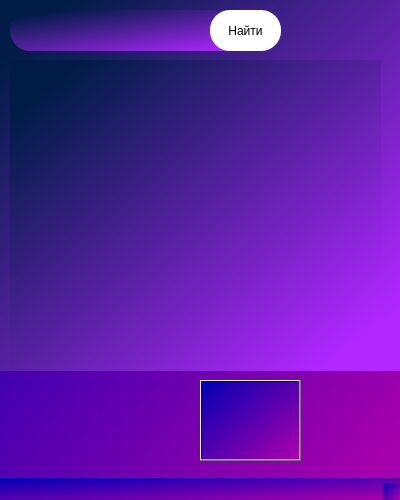
The window that maindesugn_black.ui (TimofeySar/project_1505) describes before a commit, drawn with Qt 5.
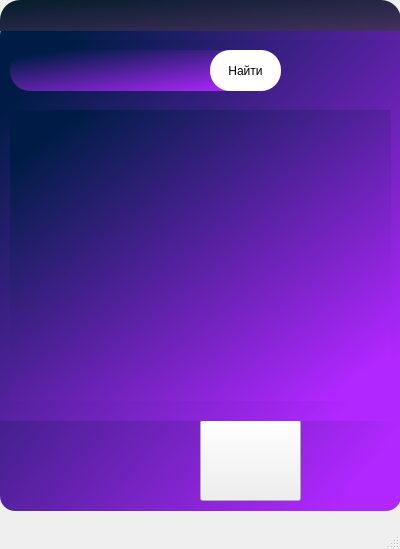
The same window after the commit. The open tabs and pages were chosen to show the change. Icons and pictures are not drawn.

```diff
--- a/maindesugn_black.ui
+++ b/maindesugn_black.ui
@@ -7,33 +7,59 @@
     <x>0</x>
     <y>0</y>
     <width>400</width>
-    <height>500</height>
+    <height>549</height>
    </rect>
   </property>
   <property name="minimumSize">
    <size>
     <width>400</width>
-    <height>10</height>
+    <height>549</height>
    </size>
   </property>
   <property name="maximumSize">
    <size>
     <width>400</width>
-    <height>500</height>
+    <height>550</height>
    </size>
   </property>
+  <property name="font">
+   <font>
+    <kerning>true</kerning>
+   </font>
+  </property>
   <property name="windowTitle">
    <string>MainWindow</string>
   </property>
+  <property name="statusTip">
+   <string/>
+  </property>
+  <property name="whatsThis">
+   <string/>
+  </property>
   <property name="styleSheet">
-   <string notr="true">background-color: qlineargradient(spread:pad, x1:0, y1:0, x2:0.971591, y2:0.949, stop:0 rgba(0, 0, 180, 255), stop:0.994318 rgba(164, 0, 171, 255));</string>
+   <string notr="true"/>
+  </property>
+  <property name="animated">
+   <bool>true</bool>
+  </property>
+  <property name="documentMode">
+   <bool>false</bool>
+  </property>
+  <property name="tabShape">
+   <enum>QTabWidget::Rounded</enum>
+  </property>
+  <property name="dockNestingEnabled">
+   <bool>false</bool>
   </property>
   <widget class="QWidget" name="centralwidget">
+   <property name="styleSheet">
+    <string notr="true"/>
+   </property>
    <widget class="QStackedWidget" name="stackedWidget">
     <property name="geometry">
      <rect>
       <x>0</x>
-      <y>-10</y>
+      <y>40</y>
       <width>401</width>
       <height>381</height>
      </rect>
@@ -42,27 +68,34 @@
      <bool>false</bool>
     </property>
     <property name="styleSheet">
-     <string notr="true">background-color:qlineargradient(spread:repeat, x1:0, y1:0, x2:1, y2:1, stop:0.0965909 rgba(0, 28, 70, 255), stop:0.914773 rgba(176, 39, 255, 255))</string>
+     <string notr="true">background-color:qlineargradient(spread:repeat, x1:0, y1:0, x2:1, y2:1, stop:0.0965909 rgba(0, 28, 70, 255), stop:0.914773 rgba(176, 39, 255, 255));
+</string>
     </property>
     <property name="lineWidth">
      <number>0</number>
     </property>
     <property name="currentIndex">
-     <number>4</number>
+     <number>3</number>
     </property>
     <widget class="QWidget" name="home">
      <property name="styleSheet">
       <string notr="true">background-color:qlineargradient(spread:repeat, x1:0, y1:0, x2:1, y2:1, stop:0.0965909 rgba(0, 28, 70, 255), stop:0.914773 rgba(176, 39, 255, 255))</string>
      </property>
      <widget class="QTextBrowser" name="textBrowser">
+      <property name="enabled">
+       <bool>true</bool>
+      </property>
       <property name="geometry">
        <rect>
         <x>0</x>
-        <y>10</y>
+        <y>0</y>
         <width>401</width>
-        <height>371</height>
+        <height>381</height>
        </rect>
       </property>
+      <property name="lineWidth">
+       <number>1</number>
+      </property>
       <property name="html">
        <string>&lt;!DOCTYPE HTML PUBLIC &quot;-//W3C//DTD HTML 4.0//EN&quot; &quot;http://www.w3.org/TR/REC-html40/strict.dtd&quot;&gt;
 &lt;html&gt;&lt;head&gt;&lt;meta name=&quot;qrichtext&quot; content=&quot;1&quot; /&gt;&lt;style type=&quot;text/css&quot;&gt;
@@ -71,6 +104,12 @@
 &lt;p align=&quot;center&quot; style=&quot; margin-top:0px; margin-bottom:0px; margin-left:0px; margin-right:0px; -qt-block-indent:0; text-indent:0px;&quot;&gt;&lt;span style=&quot; font-size:14pt; color:#ffffff;&quot;&gt;Добро пожаловать в нашу программу о туристических маршрутах! Здесь вы найдете множество увлекательных и захватывающих маршрутов для путешествий по Москве в пределах Садового кольца. Готовы отправиться в увлекательное путешествие? Тогда давайте начнем!&lt;/span&gt;&lt;/p&gt;
 &lt;p align=&quot;center&quot; style=&quot; margin-top:0px; margin-bottom:0px; margin-left:0px; margin-right:0px; -qt-block-indent:0; text-indent:0px;&quot;&gt;&lt;span style=&quot; font-size:14pt; color:#ffffff;&quot;&gt;добавить количество избранных в маршрутах&lt;/span&gt;&lt;/p&gt;&lt;/body&gt;&lt;/html&gt;</string>
       </property>
+      <property name="acceptRichText">
+       <bool>true</bool>
+      </property>
+      <property name="openLinks">
+       <bool>true</bool>
+      </property>
      </widget>
     </widget>
     <widget class="QWidget" name="shapka">
@@ -80,8 +119,8 @@
      <widget class="QPushButton" name="button_home12">
       <property name="geometry">
        <rect>
-        <x>330</x>
-        <y>10</y>
+        <x>320</x>
+        <y>0</y>
         <width>71</width>
         <height>71</height>
        </rect>
@@ -107,9 +146,9 @@
       <property name="geometry">
        <rect>
         <x>0</x>
-        <y>10</y>
+        <y>0</y>
         <width>411</width>
-        <height>381</height>
+        <height>391</height>
        </rect>
       </property>
       <property name="font">
@@ -193,7 +232,7 @@
       <property name="geometry">
        <rect>
         <x>330</x>
-        <y>10</y>
+        <y>0</y>
         <width>71</width>
         <height>71</height>
        </rect>
@@ -215,19 +254,6 @@
        <bool>true</bool>
       </property>
      </widget>
-     <widget class="QLabel" name="label_2">
-      <property name="geometry">
-       <rect>
-        <x>60</x>
-        <y>130</y>
-        <width>181</width>
-        <height>101</height>
-       </rect>
-      </property>
-      <property name="text">
-       <string>Hello world</string>
-      </property>
-     </widget>
     </widget>
     <widget class="QWidget" name="poisk">
      <property name="styleSheet">
@@ -237,7 +263,7 @@
       <property name="geometry">
        <rect>
         <x>320</x>
-        <y>10</y>
+        <y>0</y>
         <width>71</width>
         <height>71</height>
        </rect>
@@ -263,7 +289,7 @@
       <property name="geometry">
        <rect>
         <x>10</x>
-        <y>20</y>
+        <y>10</y>
         <width>271</width>
         <height>41</height>
        </rect>
@@ -280,7 +306,7 @@
       <property name="geometry">
        <rect>
         <x>210</x>
-        <y>20</y>
+        <y>10</y>
         <width>71</width>
         <height>41</height>
        </rect>
@@ -302,32 +328,29 @@
        <bool>true</bool>
       </property>
      </widget>
-     <widget class="QListView" name="listView">
+     <widget class="QListWidget" name="listWidget">
+      <property name="enabled">
+       <bool>false</bool>
+      </property>
       <property name="geometry">
        <rect>
         <x>10</x>
         <y>70</y>
-        <width>371</width>
-        <height>311</height>
+        <width>381</width>
+        <height>291</height>
        </rect>
       </property>
       <property name="frameShape">
-       <enum>QFrame::NoFrame</enum>
+       <enum>QFrame::VLine</enum>
       </property>
       <property name="lineWidth">
        <number>0</number>
       </property>
-      <property name="flow">
-       <enum>QListView::LeftToRight</enum>
-      </property>
-      <property name="isWrapping" stdset="0">
-       <bool>false</bool>
-      </property>
      </widget>
-     <zorder>listView</zorder>
      <zorder>lineEdit</zorder>
      <zorder>Naity</zorder>
      <zorder>button_home_2</zorder>
+     <zorder>listWidget</zorder>
     </widget>
     <widget class="QWidget" name="settings_2">
      <property name="styleSheet">
@@ -336,8 +359,8 @@
      <widget class="QPushButton" name="button_home_3">
       <property name="geometry">
        <rect>
-        <x>330</x>
-        <y>10</y>
+        <x>320</x>
+        <y>0</y>
         <width>71</width>
         <height>71</height>
        </rect>
@@ -405,7 +428,7 @@
     <property name="geometry">
      <rect>
       <x>10</x>
-      <y>380</y>
+      <y>420</y>
       <width>71</width>
       <height>81</height>
      </rect>
@@ -431,7 +454,7 @@
     <property name="geometry">
      <rect>
       <x>100</x>
-      <y>380</y>
+      <y>420</y>
       <width>81</width>
       <height>81</height>
      </rect>
@@ -457,7 +480,7 @@
     <property name="geometry">
      <rect>
       <x>200</x>
-      <y>380</y>
+      <y>420</y>
       <width>101</width>
       <height>81</height>
      </rect>
@@ -483,7 +506,7 @@
     <property name="geometry">
      <rect>
       <x>310</x>
-      <y>380</y>
+      <y>420</y>
       <width>81</width>
       <height>81</height>
      </rect>
@@ -505,11 +528,126 @@
      <bool>true</bool>
     </property>
    </widget>
+   <widget class="QWidget" name="Titile" native="true">
+    <property name="geometry">
+     <rect>
+      <x>0</x>
+      <y>0</y>
+      <width>401</width>
+      <height>31</height>
+     </rect>
+    </property>
+    <property name="styleSheet">
+     <string notr="true">background-color: qlineargradient(x1:0 y1:0, x2:1 y2:1, stop:0 #051c2a stop:1 #44315f);
+border-top-left-radius: 20px;
+border-top-right-radius: 20px;
+border-bottom-left-radius: 0px;
+border-bottom-right-radius: 0px;</string>
+    </property>
+    <widget class="QPushButton" name="red_button">
+     <property name="geometry">
+      <rect>
+       <x>370</x>
+       <y>0</y>
+       <width>31</width>
+       <height>31</height>
+      </rect>
+     </property>
+     <property name="styleSheet">
+      <string notr="true">background-color: rgba(255, 255, 255, 0);
+border: none;</string>
+     </property>
+     <property name="text">
+      <string/>
+     </property>
+     <property name="icon">
+      <iconset>
+       <normaloff>red-circlуe.png</normaloff>red-circlуe.png</iconset>
+     </property>
+     <property name="iconSize">
+      <size>
+       <width>13</width>
+       <height>13</height>
+      </size>
+     </property>
+    </widget>
+    <widget class="QPushButton" name="green_button">
+     <property name="geometry">
+      <rect>
+       <x>330</x>
+       <y>0</y>
+       <width>31</width>
+       <height>31</height>
+      </rect>
+     </property>
+     <property name="styleSheet">
+      <string notr="true">background-color: rgba(255, 255, 255, 0);
+border: none;</string>
+     </property>
+     <property name="text">
+      <string/>
+     </property>
+     <property name="icon">
+      <iconset>
+       <normaloff>green.png</normaloff>green.png</iconset>
+     </property>
+     <property name="iconSize">
+      <size>
+       <width>13</width>
+       <height>13</height>
+      </size>
+     </property>
+    </widget>
+    <widget class="QPushButton" name="yellow_button">
+     <property name="geometry">
+      <rect>
+       <x>350</x>
+       <y>0</y>
+       <width>31</width>
+       <height>31</height>
+      </rect>
+     </property>
+     <property name="styleSheet">
+      <string notr="true">background-color: rgba(255, 255, 255, 0);
+border: none;</string>
+     </property>
+     <property name="text">
+      <string/>
+     </property>
+     <property name="icon">
+      <iconset>
+       <normaloff>yellow .png</normaloff>yellow .png</iconset>
+     </property>
+     <property name="iconSize">
+      <size>
+       <width>13</width>
+       <height>13</height>
+      </size>
+     </property>
+    </widget>
+   </widget>
+   <widget class="QWidget" name="widget" native="true">
+    <property name="geometry">
+     <rect>
+      <x>0</x>
+      <y>20</y>
+      <width>401</width>
+      <height>491</height>
+     </rect>
+    </property>
+    <property name="styleSheet">
+     <string notr="true">background-color:qlineargradient(spread:repeat, x1:0, y1:0, x2:1, y2:1, stop:0.0965909 rgba(0, 28, 70, 255), stop:0.914773 rgba(176, 39, 255, 255));
+border-radius: 15px;  
+</string>
+    </property>
+   </widget>
+   <zorder>widget</zorder>
    <zorder>lupabutton</zorder>
-   <zorder>stackedWidget</zorder>
    <zorder>kartatabutton</zorder>
    <zorder>shapkakabutton</zorder>
    <zorder>settingsbutton</zorder>
+   <zorder>stackedWidget</zorder>
+   <zorder>Titile</zorder>
   </widget>
   <widget class="QMenuBar" name="menubar">
    <property name="geometry">
```
